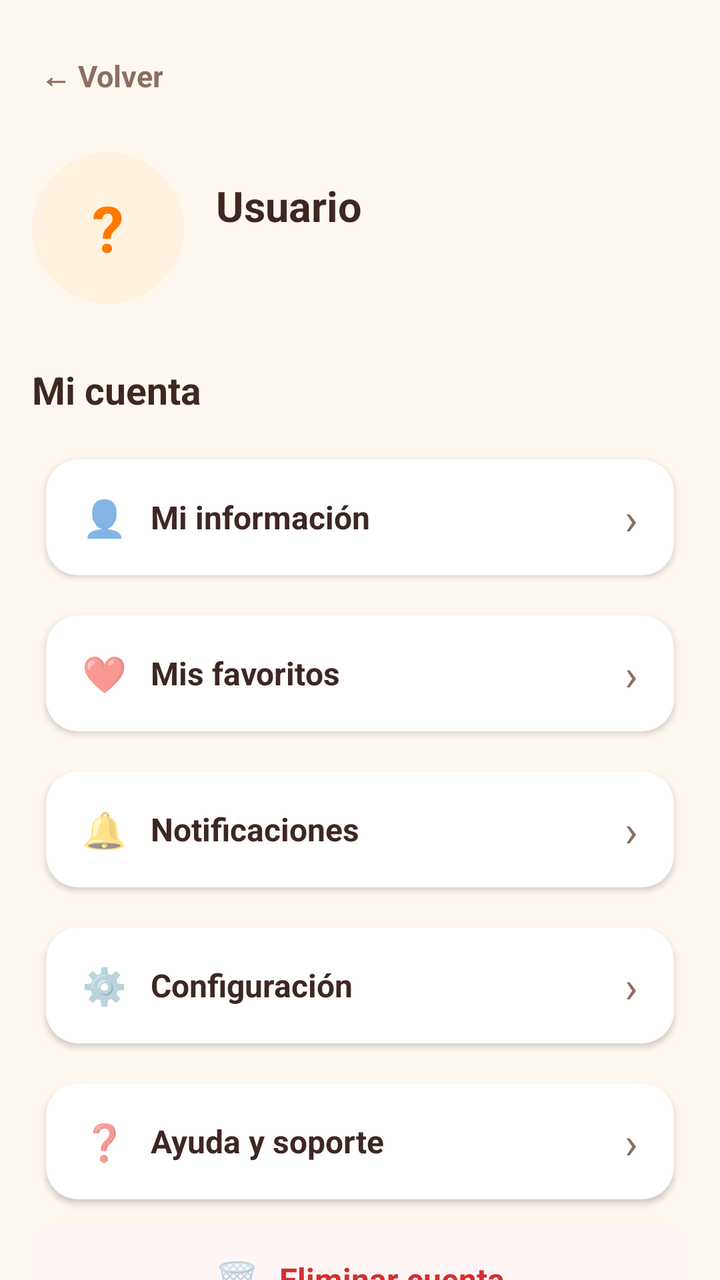
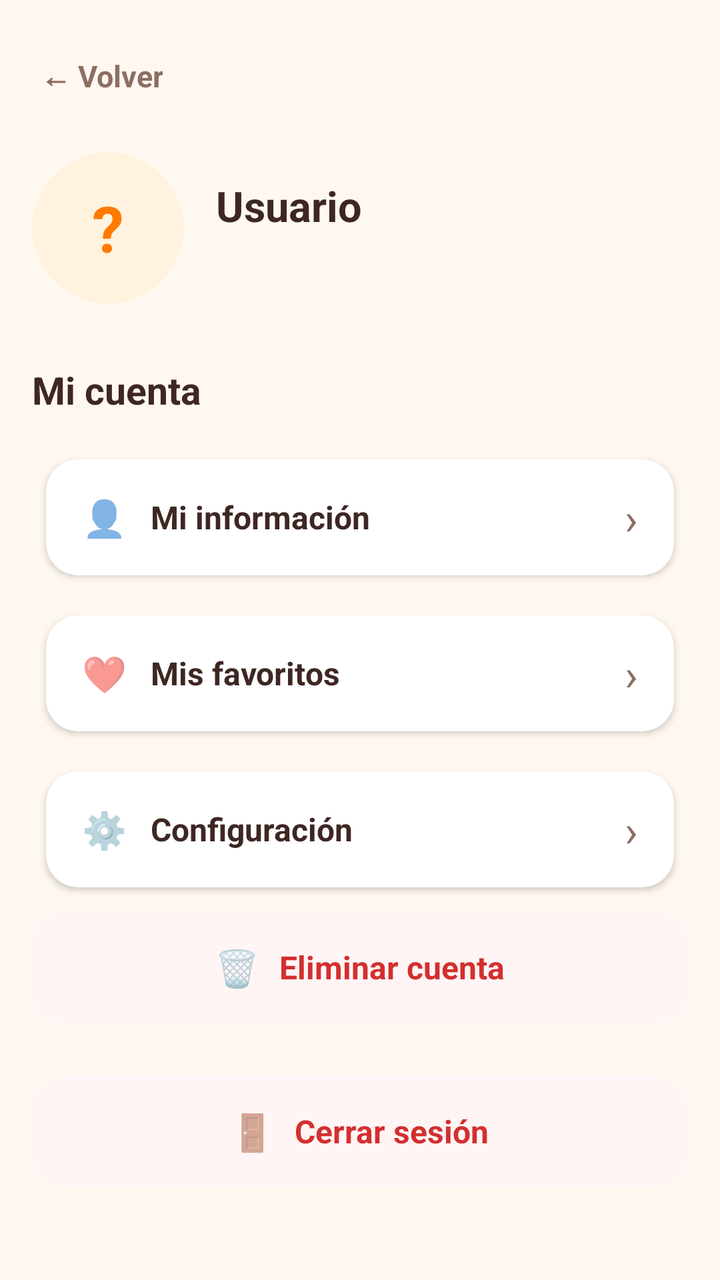

Two renders of the same Android screen: before a commit and after it. Below are the layout's source before the change and the commit's diff.
<!-- AndroidManifest.xml: application theme Theme.StreetBite -->
<!-- res/layout/activity_perfil.xml -->
<?xml version="1.0" encoding="utf-8"?>
<LinearLayout xmlns:android="http://schemas.android.com/apk/res/android"
    xmlns:app="http://schemas.android.com/apk/res-auto"
    android:layout_width="match_parent"
    android:layout_height="match_parent"
    android:background="@color/sb_crema"
    android:orientation="vertical">

    <ScrollView
        android:layout_width="match_parent"
        android:layout_height="match_parent"
        android:fillViewport="true"
        android:overScrollMode="never"
        android:scrollbars="none">

        <LinearLayout
            android:layout_width="match_parent"
            android:layout_height="wrap_content"
            android:orientation="vertical"
            android:paddingStart="16dp"
            android:paddingTop="18dp"
            android:paddingEnd="16dp"
            android:paddingBottom="30dp">

            
            <TextView
                android:id="@+id/btnVolverPerfil"
                android:layout_width="wrap_content"
                android:layout_height="40dp"
                android:background="?attr/selectableItemBackgroundBorderless"
                android:gravity="center"
                android:paddingStart="4dp"
                android:paddingEnd="14dp"
                android:text="← Volver"
                android:textColor="@color/sb_texto_suave"
                android:textSize="15sp"
                android:textStyle="bold" />

            
            <LinearLayout
                android:layout_width="match_parent"
                android:layout_height="wrap_content"
                android:layout_marginTop="18dp"
                android:gravity="center_vertical"
                android:orientation="horizontal">

                <androidx.cardview.widget.CardView
                    android:layout_width="76dp"
                    android:layout_height="76dp"
                    app:cardBackgroundColor="#FFF3E0"
                    app:cardCornerRadius="38dp"
                    app:cardElevation="0dp">

                    <TextView
                        android:id="@+id/txtPerfilInicial"
                        android:layout_width="match_parent"
                        android:layout_height="match_parent"
                        android:gravity="center"
                        android:text="?"
                        android:textColor="@color/sb_naranja"
                        android:textSize="32sp"
                        android:textStyle="bold" />
                </androidx.cardview.widget.CardView>

                <LinearLayout
                    android:layout_width="0dp"
                    android:layout_height="wrap_content"
                    android:layout_marginStart="16dp"
                    android:layout_weight="1"
                    android:orientation="vertical">

                    <TextView
                        android:id="@+id/txtPerfilNombre"
                        android:layout_width="wrap_content"
                        android:layout_height="wrap_content"
                        android:text="Usuario"
                        android:textColor="@color/sb_marron"
                        android:textSize="21sp"
                        android:textStyle="bold" />

                    <TextView
                        android:id="@+id/txtPerfilCorreo"
                        android:layout_width="wrap_content"
                        android:layout_height="wrap_content"
                        android:layout_marginTop="3dp"
                        android:text=""
                        android:textColor="@color/sb_texto_suave"
                        android:textSize="14sp" />

                </LinearLayout>

            </LinearLayout>

            
            <TextView
                android:layout_width="wrap_content"
                android:layout_height="wrap_content"
                android:layout_marginTop="30dp"
                android:text="Mi cuenta"
                android:textColor="@color/sb_marron"
                android:textSize="19sp"
                android:textStyle="bold" />

            
            <androidx.cardview.widget.CardView
                android:layout_width="match_parent"
                android:layout_height="wrap_content"
                android:layout_marginTop="14dp"
                android:foreground="?attr/selectableItemBackground"
                app:cardBackgroundColor="@android:color/white"
                app:cardCornerRadius="16dp"
                app:cardElevation="2dp"
                app:cardUseCompatPadding="true">

                <LinearLayout
                    android:id="@+id/btnMiPerfil"
                    android:layout_width="match_parent"
                    android:layout_height="58dp"
                    android:gravity="center_vertical"
                    android:orientation="horizontal"
                    android:paddingStart="18dp"
                    android:paddingEnd="18dp">

                    <TextView
                        android:layout_width="wrap_content"
                        android:layout_height="wrap_content"
                        android:text="👤"
                        android:textSize="18sp" />

                    <TextView
                        android:layout_width="0dp"
                        android:layout_height="wrap_content"
                        android:layout_marginStart="12dp"
                        android:layout_weight="1"
                        android:text="Mi información"
                        android:textColor="@color/sb_marron"
                        android:textSize="16sp"
                        android:textStyle="bold" />

                    <TextView
                        android:layout_width="wrap_content"
                        android:layout_height="wrap_content"
                        android:text="›"
                        android:textColor="@color/sb_texto_suave"
                        android:textSize="22sp" />
                </LinearLayout>
            </androidx.cardview.widget.CardView>

            
            <androidx.cardview.widget.CardView
                android:layout_width="match_parent"
                android:layout_height="wrap_content"
                android:layout_marginTop="4dp"
                android:foreground="?attr/selectableItemBackground"
                app:cardBackgroundColor="@android:color/white"
                app:cardCornerRadius="16dp"
                app:cardElevation="2dp"
                app:cardUseCompatPadding="true">

                <LinearLayout
                    android:id="@+id/btnFavoritos"
                    android:layout_width="match_parent"
                    android:layout_height="58dp"
                    android:gravity="center_vertical"
                    android:orientation="horizontal"
                    android:paddingStart="18dp"
                    android:paddingEnd="18dp">

                    <TextView
                        android:layout_width="wrap_content"
                        android:layout_height="wrap_content"
                        android:text="❤️"
                        android:textSize="18sp" />

                    <TextView
                        android:layout_width="0dp"
                        android:layout_height="wrap_content"
                        android:layout_marginStart="12dp"
                        android:layout_weight="1"
                        android:text="Mis favoritos"
                        android:textColor="@color/sb_marron"
                        android:textSize="16sp"
                        android:textStyle="bold" />

                    <TextView
                        android:layout_width="wrap_content"
                        android:layout_height="wrap_content"
                        android:text="›"
                        android:textColor="@color/sb_texto_suave"
                        android:textSize="22sp" />
                </LinearLayout>
            </androidx.cardview.widget.CardView>

            
            <androidx.cardview.widget.CardView
                android:layout_width="match_parent"
                android:layout_height="wrap_content"
                android:layout_marginTop="4dp"
                android:foreground="?attr/selectableItemBackground"
                app:cardBackgroundColor="@android:color/white"
                app:cardCornerRadius="16dp"
                app:cardElevation="2dp"
                app:cardUseCompatPadding="true">

                <LinearLayout
                    android:id="@+id/btnNotificaciones"
                    android:layout_width="match_parent"
                    android:layout_height="58dp"
                    android:gravity="center_vertical"
                    android:orientation="horizontal"
                    android:paddingStart="18dp"
                    android:paddingEnd="18dp">

                    <TextView
                        android:layout_width="wrap_content"
                        android:layout_height="wrap_content"
                        android:text="🔔"
                        android:textSize="18sp" />

                    <TextView
                        android:layout_width="0dp"
                        android:layout_height="wrap_content"
                        android:layout_marginStart="12dp"
                        android:layout_weight="1"
                        android:text="Notificaciones"
                        android:textColor="@color/sb_marron"
                        android:textSize="16sp"
                        android:textStyle="bold" />

                    <TextView
                        android:layout_width="wrap_content"
                        android:layout_height="wrap_content"
                        android:text="›"
                        android:textColor="@color/sb_texto_suave"
                        android:textSize="22sp" />
                </LinearLayout>
            </androidx.cardview.widget.CardView>

            
            <androidx.cardview.widget.CardView
                android:layout_width="match_parent"
                android:layout_height="wrap_content"
                android:layout_marginTop="4dp"
                android:foreground="?attr/selectableItemBackground"
                app:cardBackgroundColor="@android:color/white"
                app:cardCornerRadius="16dp"
                app:cardElevation="2dp"
                app:cardUseCompatPadding="true">

                <LinearLayout
                    android:id="@+id/btnConfiguracion"
                    android:layout_width="match_parent"
                    android:layout_height="58dp"
                    android:gravity="center_vertical"
                    android:orientation="horizontal"
                    android:paddingStart="18dp"
                    android:paddingEnd="18dp">

                    <TextView
                        android:layout_width="wrap_content"
                        android:layout_height="wrap_content"
                        android:text="⚙️"
                        android:textSize="18sp" />

                    <TextView
                        android:layout_width="0dp"
                        android:layout_height="wrap_content"
                        android:layout_marginStart="12dp"
                        android:layout_weight="1"
                        android:text="Configuración"
                        android:textColor="@color/sb_marron"
                        android:textSize="16sp"
                        android:textStyle="bold" />

                    <TextView
                        android:layout_width="wrap_content"
                        android:layout_height="wrap_content"
                        android:text="›"
                        android:textColor="@color/sb_texto_suave"
                        android:textSize="22sp" />
                </LinearLayout>
            </androidx.cardview.widget.CardView>

            
            <androidx.cardview.widget.CardView
                android:layout_width="match_parent"
                android:layout_height="wrap_content"
                android:layout_marginTop="4dp"
                android:foreground="?attr/selectableItemBackground"
                app:cardBackgroundColor="@android:color/white"
                app:cardCornerRadius="16dp"
                app:cardElevation="2dp"
                app:cardUseCompatPadding="true">

                <LinearLayout
                    android:id="@+id/btnAyuda"
                    android:layout_width="match_parent"
                    android:layout_height="58dp"
                    android:gravity="center_vertical"
                    android:orientation="horizontal"
                    android:paddingStart="18dp"
                    android:paddingEnd="18dp">

                    <TextView
                        android:layout_width="wrap_content"
                        android:layout_height="wrap_content"
                        android:text="❓"
                        android:textSize="18sp" />

                    <TextView
                        android:layout_width="0dp"
                        android:layout_height="wrap_content"
                        android:layout_marginStart="12dp"
                        android:layout_weight="1"
                        android:text="Ayuda y soporte"
                        android:textColor="@color/sb_marron"
                        android:textSize="16sp"
                        android:textStyle="bold" />

                    <TextView
                        android:layout_width="wrap_content"
                        android:layout_height="wrap_content"
                        android:text="›"
                        android:textColor="@color/sb_texto_suave"
                        android:textSize="22sp" />
                </LinearLayout>
            </androidx.cardview.widget.CardView>

            
            <androidx.cardview.widget.CardView
                android:layout_width="match_parent"
                android:layout_height="wrap_content"
                android:layout_marginTop="4dp"
                android:foreground="?attr/selectableItemBackground"
                app:cardBackgroundColor="#FFF5F5"
                app:cardCornerRadius="16dp"
                app:cardElevation="0dp">

                <LinearLayout
                    android:id="@+id/btnEliminarCuenta"
                    android:layout_width="match_parent"
                    android:layout_height="56dp"
                    android:gravity="center"
                    android:orientation="horizontal">

                    <TextView
                        android:layout_width="wrap_content"
                        android:layout_height="wrap_content"
                        android:text="🗑️"
                        android:textSize="18sp" />

                    <TextView
                        android:layout_width="wrap_content"
                        android:layout_height="wrap_content"
                        android:layout_marginStart="10dp"
                        android:text="Eliminar cuenta"
                        android:textColor="#D32F2F"
                        android:textSize="16sp"
                        android:textStyle="bold" />
                </LinearLayout>
            </androidx.cardview.widget.CardView>

            
            <androidx.cardview.widget.CardView
                android:layout_width="match_parent"
                android:layout_height="wrap_content"
                android:layout_marginTop="26dp"
                android:foreground="?attr/selectableItemBackground"
                app:cardBackgroundColor="#FFF5F5"
                app:cardCornerRadius="16dp"
                app:cardElevation="0dp">

                <LinearLayout
                    android:id="@+id/btnCerrarSesion"
                    android:layout_width="match_parent"
                    android:layout_height="56dp"
                    android:gravity="center"
                    android:orientation="horizontal">

                    <TextView
                        android:layout_width="wrap_content"
                        android:layout_height="wrap_content"
                        android:text="🚪"
                        android:textSize="18sp" />

                    <TextView
                        android:layout_width="wrap_content"
                        android:layout_height="wrap_content"
                        android:layout_marginStart="10dp"
                        android:text="Cerrar sesión"
                        android:textColor="#D32F2F"
                        android:textSize="16sp"
                        android:textStyle="bold" />
                </LinearLayout>
            </androidx.cardview.widget.CardView>

        </LinearLayout>
    </ScrollView>
</LinearLayout>
<!-- resources referenced by this layout -->
<resources>
  <color name="sb_crema">#FFF8F0</color>
  <color name="sb_marron">#3E2723</color>
  <color name="sb_naranja">#FF7A00</color>
  <color name="sb_texto_suave">#8D6E63</color>
  <style name="Theme.StreetBite" parent="Theme.AppCompat.Light.NoActionBar">
          
          <item name="android:windowActivityTransitions">true</item>
          <item name="android:windowContentTransitions">true</item>
      </style>
</resources>

<!-- the commit's change to res/layout/activity_perfil.xml (unified diff, before → after) -->
@@ -203,7 +203,7 @@
                 app:cardUseCompatPadding="true">
 
                 <LinearLayout
-                    android:id="@+id/btnNotificaciones"
+                    android:id="@+id/btnConfiguracion"
                     android:layout_width="match_parent"
                     android:layout_height="58dp"
                     android:gravity="center_vertical"
@@ -214,51 +214,6 @@
                     <TextView
                         android:layout_width="wrap_content"
                         android:layout_height="wrap_content"
-                        android:text="🔔"
-                        android:textSize="18sp" />
-
-                    <TextView
-                        android:layout_width="0dp"
-                        android:layout_height="wrap_content"
-                        android:layout_marginStart="12dp"
-                        android:layout_weight="1"
-                        android:text="Notificaciones"
-                        android:textColor="@color/sb_marron"
-                        android:textSize="16sp"
-                        android:textStyle="bold" />
-
-                    <TextView
-                        android:layout_width="wrap_content"
-                        android:layout_height="wrap_content"
-                        android:text="›"
-                        android:textColor="@color/sb_texto_suave"
-                        android:textSize="22sp" />
-                </LinearLayout>
-            </androidx.cardview.widget.CardView>
-
-            
-            <androidx.cardview.widget.CardView
-                android:layout_width="match_parent"
-                android:layout_height="wrap_content"
-                android:layout_marginTop="4dp"
-                android:foreground="?attr/selectableItemBackground"
-                app:cardBackgroundColor="@android:color/white"
-                app:cardCornerRadius="16dp"
-                app:cardElevation="2dp"
-                app:cardUseCompatPadding="true">
-
-                <LinearLayout
-                    android:id="@+id/btnConfiguracion"
-                    android:layout_width="match_parent"
-                    android:layout_height="58dp"
-                    android:gravity="center_vertical"
-                    android:orientation="horizontal"
-                    android:paddingStart="18dp"
-                    android:paddingEnd="18dp">
-
-                    <TextView
-                        android:layout_width="wrap_content"
-                        android:layout_height="wrap_content"
                         android:text="⚙️"
                         android:textSize="18sp" />
 
@@ -287,51 +242,6 @@
                 android:layout_height="wrap_content"
                 android:layout_marginTop="4dp"
                 android:foreground="?attr/selectableItemBackground"
-                app:cardBackgroundColor="@android:color/white"
-                app:cardCornerRadius="16dp"
-                app:cardElevation="2dp"
-                app:cardUseCompatPadding="true">
-
-                <LinearLayout
-                    android:id="@+id/btnAyuda"
-                    android:layout_width="match_parent"
-                    android:layout_height="58dp"
-                    android:gravity="center_vertical"
-                    android:orientation="horizontal"
-                    android:paddingStart="18dp"
-                    android:paddingEnd="18dp">
-
-                    <TextView
-                        android:layout_width="wrap_content"
-                        android:layout_height="wrap_content"
-                        android:text="❓"
-                        android:textSize="18sp" />
-
-                    <TextView
-                        android:layout_width="0dp"
-                        android:layout_height="wrap_content"
-                        android:layout_marginStart="12dp"
-                        android:layout_weight="1"
-                        android:text="Ayuda y soporte"
-                        android:textColor="@color/sb_marron"
-                        android:textSize="16sp"
-                        android:textStyle="bold" />
-
-                    <TextView
-                        android:layout_width="wrap_content"
-                        android:layout_height="wrap_content"
-                        android:text="›"
-                        android:textColor="@color/sb_texto_suave"
-                        android:textSize="22sp" />
-                </LinearLayout>
-            </androidx.cardview.widget.CardView>
-
-            
-            <androidx.cardview.widget.CardView
-                android:layout_width="match_parent"
-                android:layout_height="wrap_content"
-                android:layout_marginTop="4dp"
-                android:foreground="?attr/selectableItemBackground"
                 app:cardBackgroundColor="#FFF5F5"
                 app:cardCornerRadius="16dp"
                 app:cardElevation="0dp">
